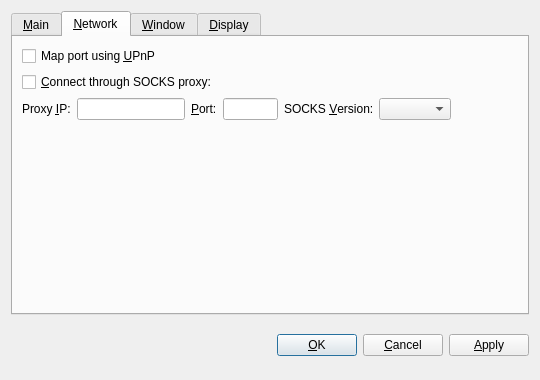
The window that src/qt/forms/optionsdialog.ui (psdgithub/bitcoin) describes before a commit, drawn with Qt 5.
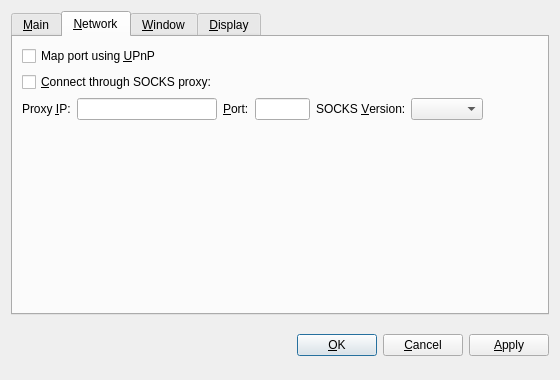
The same window after the commit. The open tabs and pages were chosen to show the change. Custom widgets are drawn as their Qt base class.

```diff
--- a/src/qt/forms/optionsdialog.ui
+++ b/src/qt/forms/optionsdialog.ui
@@ -6,7 +6,7 @@
    <rect>
     <x>0</x>
     <y>0</y>
-    <width>540</width>
+    <width>560</width>
     <height>380</height>
    </rect>
   </property>
@@ -173,6 +173,12 @@
          </item>
          <item>
           <widget class="QValidatedLineEdit" name="proxyIp">
+           <property name="minimumSize">
+            <size>
+             <width>140</width>
+             <height>0</height>
+            </size>
+           </property>
            <property name="maximumSize">
             <size>
              <width>140</width>
@@ -199,6 +205,12 @@
          </item>
          <item>
           <widget class="QLineEdit" name="proxyPort">
+           <property name="minimumSize">
+            <size>
+             <width>55</width>
+             <height>0</height>
+            </size>
+           </property>
            <property name="maximumSize">
             <size>
              <width>55</width>
@@ -397,6 +409,12 @@
      </item>
      <item>
       <widget class="QLabel" name="statusLabel">
+       <property name="minimumSize">
+        <size>
+         <width>200</width>
+         <height>0</height>
+        </size>
+       </property>
        <property name="font">
         <font>
          <weight>75</weight>
```
Left out of the diff: 4 changed lines with no effect on the pictures.
